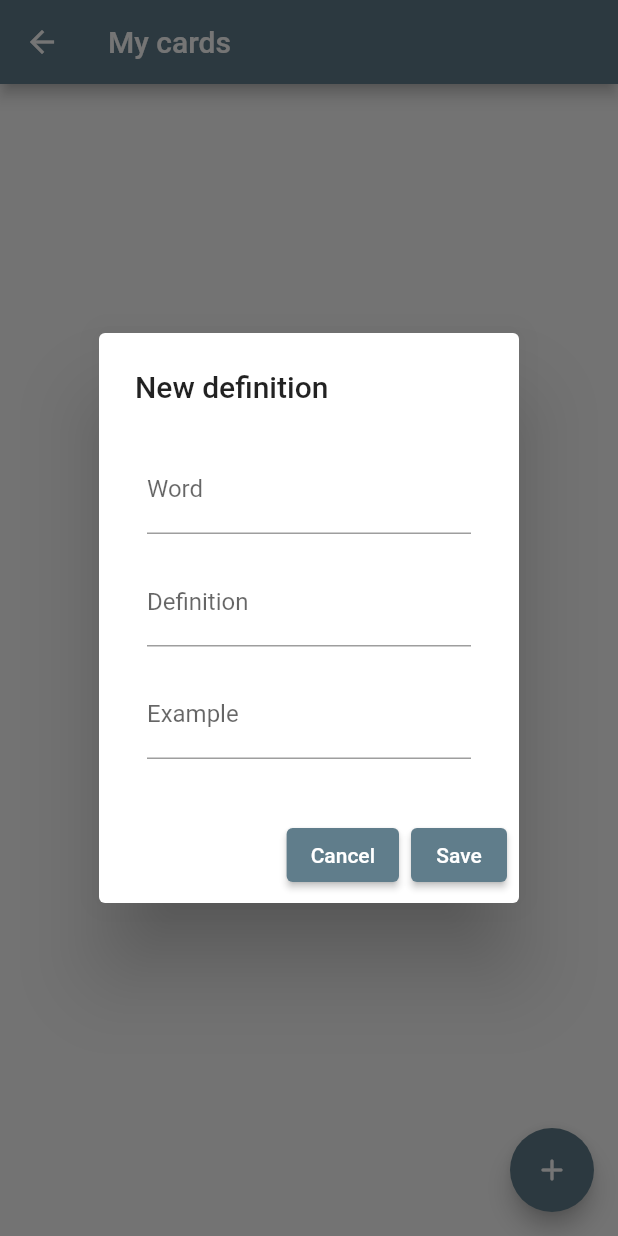
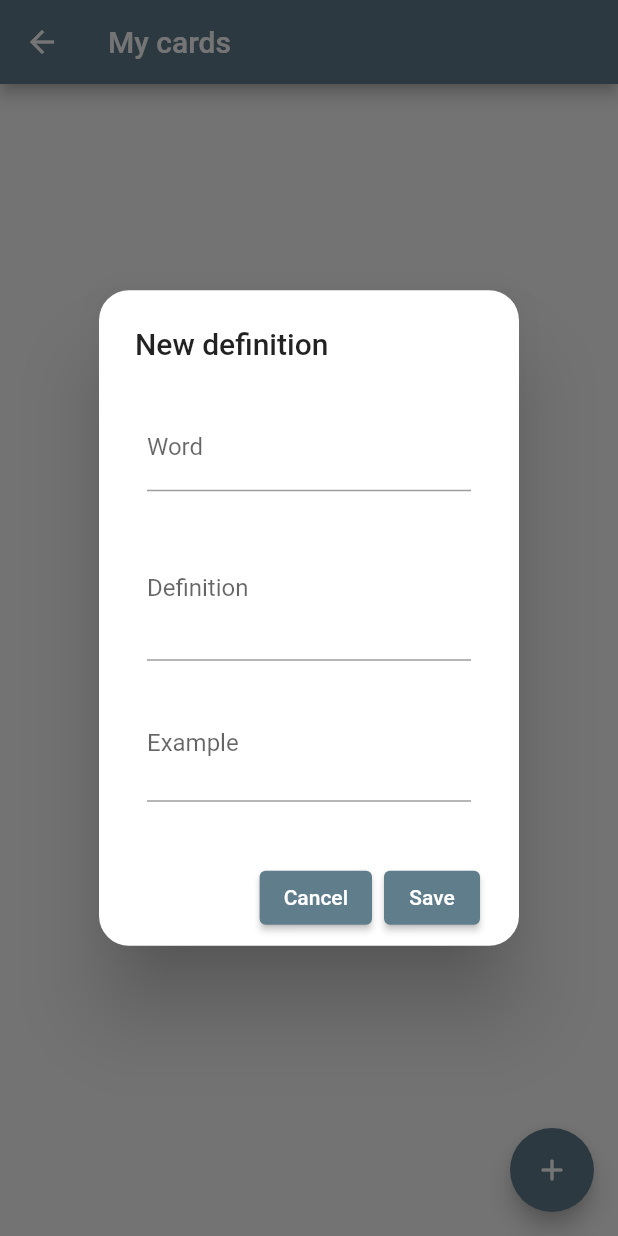
Before and after one commit to sami-bre/Wordling, a Flutter app: the SavedDefinitions screen opened by its route, after a tap on the "add" icon, on a phone screen of 412 x 824 dp. Run offline on Flutter 3.47's test engine with Material 2 defaults, Android fonts, the phone set to English and light mode, and no system bars; our stand-ins replace sqflite; accounts and stored records are empty.

Commit message:
made the add_definition_dialogs more pleasing to work with by making textfields span more than 1 line, fixed a bug on the saved definitions page so that after deleting a card with double tap, the card list now shows un updated version of itself insetad of showing the deleted card in the list, and I tweaked the front page a bit to make the random definition change after each search.

```diff
--- a/lib/ui/add_definition_dialogue.dart
+++ b/lib/ui/add_definition_dialogue.dart
@@ -26,6 +26,7 @@ class AddDefinitionDialog {
     }
 
     return AlertDialog(
+      shape: RoundedRectangleBorder(borderRadius: BorderRadius.circular(20)),
       scrollable: true,
       title: Text(isNew ? 'New definition' : 'Edit definition'),
       content: Column(
@@ -40,6 +41,8 @@ class AddDefinitionDialog {
           Padding(
             padding: const EdgeInsets.all(8),
             child: TextField(
+              minLines: 3,
+              maxLines: 6,
               controller: txtDefinition,
               decoration: const InputDecoration(label: Text('Definition')),
             ),
@@ -47,6 +50,8 @@ class AddDefinitionDialog {
           Padding(
             padding: const EdgeInsets.all(8),
             child: TextField(
+              minLines: 2,
+              maxLines: 4,
               controller: txtExample,
               decoration: const InputDecoration(label: Text('Example')),
             ),
@@ -70,6 +75,9 @@ class AddDefinitionDialog {
           },
           child: const Text('Save'),
         ),
+        const SizedBox(
+          width: 10,
+        )
       ],
     );
   }
--- a/lib/ui/random_definition_display.dart
+++ b/lib/ui/random_definition_display.dart
@@ -8,10 +8,10 @@ class RandomDefinitionDisplay extends StatefulWidget {
 
   @override
   State<RandomDefinitionDisplay> createState() =>
-      _RandomDefinitionDisplayState();
+      RandomDefinitionDisplayState();
 }
 
-class _RandomDefinitionDisplayState extends State<RandomDefinitionDisplay> {
+class RandomDefinitionDisplayState extends State<RandomDefinitionDisplay> {
   final DbHelper helper = DbHelper();
   Definition? word;
 
```
Also changed, not shown: lib/ui/definition_card.dart (+9 -2 lines), lib/ui/front.dart (+11 -6 lines), lib/ui/saved_definitions.dart (+10 -1 lines), lib/SRS/srs.dart (added).
